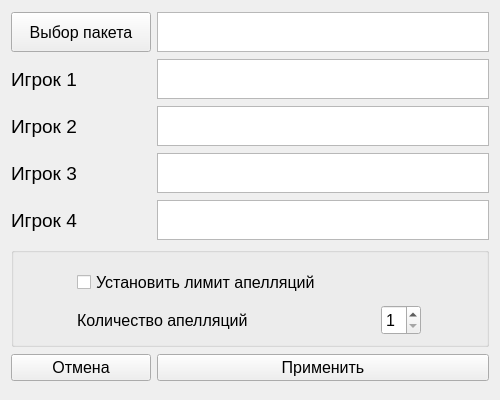
fizmyas/SIHelper, file ui/settingswindow.ui: the form before one commit.
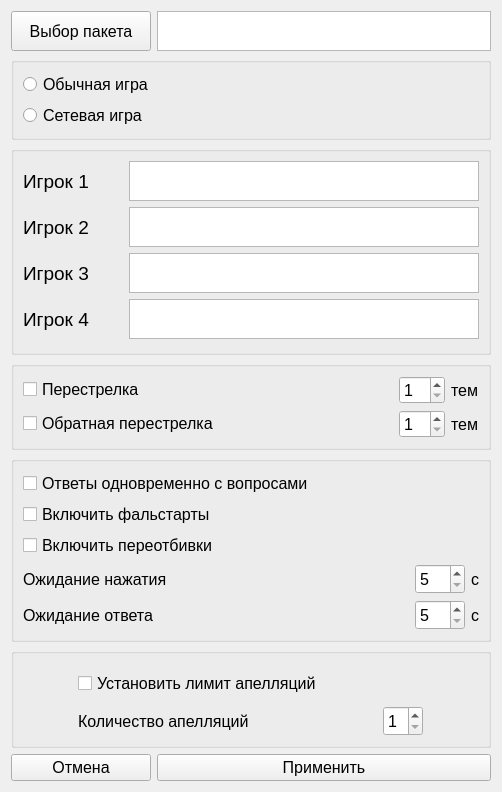
The form after the commit.

Patch:
```diff
--- a/ui/settingswindow.ui
+++ b/ui/settingswindow.ui
@@ -9,20 +9,20 @@
    <rect>
     <x>0</x>
     <y>0</y>
-    <width>500</width>
-    <height>400</height>
+    <width>502</width>
+    <height>792</height>
    </rect>
   </property>
   <property name="maximumSize">
    <size>
     <width>600</width>
-    <height>400</height>
+    <height>1200</height>
    </size>
   </property>
   <property name="windowTitle">
    <string>Form</string>
   </property>
-  <layout class="QGridLayout" name="gridLayout_2">
+  <layout class="QGridLayout" name="gridLayout_5">
    <item row="0" column="0">
     <widget class="QPushButton" name="chooseFileButton">
      <property name="minimumSize">
@@ -64,7 +64,60 @@
      </property>
     </widget>
    </item>
-   <item row="1" column="0">
+   <item row="1" column="0" colspan="2">
+    <widget class="QGroupBox" name="gameModeBox">
+     <property name="title">
+      <string/>
+     </property>
+     <layout class="QVBoxLayout" name="verticalLayout">
+      <item>
+       <widget class="QRadioButton" name="usualGameButton">
+        <property name="font">
+         <font>
+          <family>Arial</family>
+          <pointsize>12</pointsize>
+         </font>
+        </property>
+        <property name="text">
+         <string>Обычная игра</string>
+        </property>
+       </widget>
+      </item>
+      <item>
+       <widget class="QRadioButton" name="networkGameButton">
+        <property name="font">
+         <font>
+          <family>Arial</family>
+          <pointsize>12</pointsize>
+         </font>
+        </property>
+        <property name="text">
+         <string>Сетевая игра</string>
+        </property>
+       </widget>
+      </item>
+     </layout>
+    </widget>
+   </item>
+   <item row="2" column="0" colspan="2">
+    <widget class="QGroupBox" name="playersBox">
+     <property name="minimumSize">
+      <size>
+       <width>480</width>
+       <height>0</height>
+      </size>
+     </property>
+     <property name="maximumSize">
+      <size>
+       <width>500</width>
+       <height>16777215</height>
+      </size>
+     </property>
+     <property name="title">
+      <string/>
+     </property>
+     <layout class="QGridLayout" name="gridLayout_2">
+      <item row="0" column="0">
     <widget class="QLabel" name="player1_label">
      <property name="maximumSize">
       <size>
@@ -83,7 +136,7 @@
      </property>
     </widget>
    </item>
-   <item row="1" column="1">
+      <item row="0" column="1">
     <widget class="QTextEdit" name="player1_Edit">
      <property name="maximumSize">
       <size>
@@ -99,7 +152,7 @@
      </property>
     </widget>
    </item>
-   <item row="2" column="0">
+      <item row="1" column="0">
     <widget class="QLabel" name="player2_label">
      <property name="maximumSize">
       <size>
@@ -118,7 +171,7 @@
      </property>
     </widget>
    </item>
-   <item row="2" column="1">
+      <item row="1" column="1">
     <widget class="QTextEdit" name="player2_Edit">
      <property name="maximumSize">
       <size>
@@ -134,7 +187,7 @@
      </property>
     </widget>
    </item>
-   <item row="3" column="0">
+      <item row="2" column="0">
     <widget class="QLabel" name="player3_label">
      <property name="maximumSize">
       <size>
@@ -153,7 +206,7 @@
      </property>
     </widget>
    </item>
-   <item row="3" column="1">
+      <item row="2" column="1">
     <widget class="QTextEdit" name="player3_Edit">
      <property name="maximumSize">
       <size>
@@ -169,7 +222,7 @@
      </property>
     </widget>
    </item>
-   <item row="4" column="0">
+      <item row="3" column="0">
     <widget class="QLabel" name="player4_label">
      <property name="minimumSize">
       <size>
@@ -194,7 +247,7 @@
      </property>
     </widget>
    </item>
-   <item row="4" column="1">
+      <item row="3" column="1">
     <widget class="QTextEdit" name="player4_Edit">
      <property name="maximumSize">
       <size>
@@ -210,6 +263,140 @@
      </property>
     </widget>
    </item>
+     </layout>
+    </widget>
+   </item>
+   <item row="3" column="0" colspan="2">
+    <widget class="QGroupBox" name="groupBox">
+     <property name="title">
+      <string/>
+     </property>
+     <layout class="QGridLayout" name="gridLayout_3">
+      <item row="1" column="1">
+       <spacer name="horizontalSpacer_2">
+        <property name="orientation">
+         <enum>Qt::Horizontal</enum>
+        </property>
+        <property name="sizeHint" stdset="0">
+         <size>
+          <width>40</width>
+          <height>20</height>
+         </size>
+        </property>
+       </spacer>
+      </item>
+      <item row="1" column="0">
+       <widget class="QCheckBox" name="oShootingCheckBox">
+        <property name="font">
+         <font>
+          <family>Arial</family>
+          <pointsize>12</pointsize>
+         </font>
+        </property>
+        <property name="text">
+         <string>Обратная перестрелка</string>
+        </property>
+       </widget>
+      </item>
+      <item row="1" column="2">
+       <widget class="QSpinBox" name="oShootingSpinBox">
+        <property name="font">
+         <font>
+          <family>Arial</family>
+          <pointsize>12</pointsize>
+         </font>
+        </property>
+        <property name="minimum">
+         <number>1</number>
+        </property>
+        <property name="maximum">
+         <number>10</number>
+        </property>
+        <property name="value">
+         <number>1</number>
+        </property>
+       </widget>
+      </item>
+      <item row="1" column="3">
+       <widget class="QLabel" name="oShootingLabel">
+        <property name="font">
+         <font>
+          <family>Arial</family>
+          <pointsize>12</pointsize>
+         </font>
+        </property>
+        <property name="text">
+         <string>тем</string>
+        </property>
+       </widget>
+      </item>
+      <item row="0" column="0">
+       <widget class="QCheckBox" name="shootingCheckBox">
+        <property name="font">
+         <font>
+          <family>Arial</family>
+          <pointsize>12</pointsize>
+         </font>
+        </property>
+        <property name="text">
+         <string>Перестрелка</string>
+        </property>
+       </widget>
+      </item>
+      <item row="0" column="1">
+       <spacer name="horizontalSpacer">
+        <property name="orientation">
+         <enum>Qt::Horizontal</enum>
+        </property>
+        <property name="sizeHint" stdset="0">
+         <size>
+          <width>40</width>
+          <height>20</height>
+         </size>
+        </property>
+       </spacer>
+      </item>
+      <item row="0" column="2">
+       <widget class="QSpinBox" name="shootingSpinBox">
+        <property name="maximumSize">
+         <size>
+          <width>50</width>
+          <height>50</height>
+         </size>
+        </property>
+        <property name="font">
+         <font>
+          <family>Arial</family>
+          <pointsize>12</pointsize>
+         </font>
+        </property>
+        <property name="minimum">
+         <number>1</number>
+        </property>
+        <property name="maximum">
+         <number>10</number>
+        </property>
+        <property name="value">
+         <number>1</number>
+        </property>
+       </widget>
+      </item>
+      <item row="0" column="3">
+       <widget class="QLabel" name="shootingLabel">
+        <property name="font">
+         <font>
+          <family>Arial</family>
+          <pointsize>12</pointsize>
+         </font>
+        </property>
+        <property name="text">
+         <string>тем</string>
+        </property>
+       </widget>
+      </item>
+     </layout>
+    </widget>
+   </item>
    <item row="5" column="0" colspan="2">
     <widget class="QGroupBox" name="appealBox">
      <property name="minimumSize">
@@ -228,25 +415,6 @@
       <string/>
      </property>
      <layout class="QGridLayout" name="gridLayout">
-      <item row="2" column="0">
-       <widget class="QLabel" name="label">
-        <property name="maximumSize">
-         <size>
-          <width>220</width>
-          <height>16777215</height>
-         </size>
-        </property>
-        <property name="font">
-         <font>
-          <family>Arial</family>
-          <pointsize>12</pointsize>
-         </font>
-        </property>
-        <property name="text">
-         <string>Количество апелляций</string>
-        </property>
-       </widget>
-      </item>
       <item row="0" column="0">
        <widget class="QCheckBox" name="appealLimitedBox">
         <property name="minimumSize">
@@ -272,7 +440,26 @@
         </property>
        </widget>
       </item>
-      <item row="2" column="1">
+      <item row="1" column="0">
+       <widget class="QLabel" name="label">
+        <property name="maximumSize">
+         <size>
+          <width>220</width>
+          <height>16777215</height>
+         </size>
+        </property>
+        <property name="font">
+         <font>
+          <family>Arial</family>
+          <pointsize>12</pointsize>
+         </font>
+        </property>
+        <property name="text">
+         <string>Количество апелляций</string>
+        </property>
+       </widget>
+      </item>
+      <item row="1" column="1">
        <widget class="QSpinBox" name="appealQuantityBox">
         <property name="minimumSize">
          <size>
@@ -329,6 +516,199 @@
      </property>
     </widget>
    </item>
+   <item row="4" column="0" colspan="2">
+    <widget class="QGroupBox" name="timerBox">
+     <property name="title">
+      <string/>
+     </property>
+     <layout class="QGridLayout" name="gridLayout_4">
+      <item row="4" column="3">
+       <widget class="QLabel" name="second2Label">
+        <property name="maximumSize">
+         <size>
+          <width>220</width>
+          <height>16777215</height>
+         </size>
+        </property>
+        <property name="font">
+         <font>
+          <family>Arial</family>
+          <pointsize>12</pointsize>
+         </font>
+        </property>
+        <property name="text">
+         <string>с</string>
+        </property>
+       </widget>
+      </item>
+      <item row="3" column="2">
+       <widget class="QSpinBox" name="waitingSignalBox">
+        <property name="minimumSize">
+         <size>
+          <width>50</width>
+          <height>30</height>
+         </size>
+        </property>
+        <property name="maximumSize">
+         <size>
+          <width>50</width>
+          <height>16777215</height>
+         </size>
+        </property>
+        <property name="font">
+         <font>
+          <family>Arial</family>
+          <pointsize>12</pointsize>
+         </font>
+        </property>
+        <property name="minimum">
+         <number>5</number>
+        </property>
+        <property name="maximum">
+         <number>10</number>
+        </property>
+       </widget>
+      </item>
+      <item row="4" column="1">
+       <spacer name="horizontalSpacer_3">
+        <property name="orientation">
+         <enum>Qt::Horizontal</enum>
+        </property>
+        <property name="sizeHint" stdset="0">
+         <size>
+          <width>40</width>
+          <height>20</height>
+         </size>
+        </property>
+       </spacer>
+      </item>
+      <item row="4" column="2">
+       <widget class="QSpinBox" name="waitingAnswerBox">
+        <property name="minimumSize">
+         <size>
+          <width>50</width>
+          <height>30</height>
+         </size>
+        </property>
+        <property name="maximumSize">
+         <size>
+          <width>50</width>
+          <height>16777215</height>
+         </size>
+        </property>
+        <property name="font">
+         <font>
+          <family>Arial</family>
+          <pointsize>12</pointsize>
+         </font>
+        </property>
+        <property name="minimum">
+         <number>5</number>
+        </property>
+        <property name="maximum">
+         <number>30</number>
+        </property>
+       </widget>
+      </item>
+      <item row="4" column="0">
+       <widget class="QLabel" name="waitingAnswerLabel">
+        <property name="maximumSize">
+         <size>
+          <width>220</width>
+          <height>16777215</height>
+         </size>
+        </property>
+        <property name="font">
+         <font>
+          <family>Arial</family>
+          <pointsize>12</pointsize>
+         </font>
+        </property>
+        <property name="text">
+         <string>Ожидание ответа</string>
+        </property>
+       </widget>
+      </item>
+      <item row="2" column="0">
+       <widget class="QCheckBox" name="resignalBox">
+        <property name="font">
+         <font>
+          <family>Arial</family>
+          <pointsize>12</pointsize>
+         </font>
+        </property>
+        <property name="text">
+         <string>Включить переотбивки</string>
+        </property>
+       </widget>
+      </item>
+      <item row="3" column="0">
+       <widget class="QLabel" name="waitingSignalLabel">
+        <property name="maximumSize">
+         <size>
+          <width>220</width>
+          <height>16777215</height>
+         </size>
+        </property>
+        <property name="font">
+         <font>
+          <family>Arial</family>
+          <pointsize>12</pointsize>
+         </font>
+        </property>
+        <property name="text">
+         <string>Ожидание нажатия</string>
+        </property>
+       </widget>
+      </item>
+      <item row="1" column="0">
+       <widget class="QCheckBox" name="falstartBox">
+        <property name="font">
+         <font>
+          <family>Arial</family>
+          <pointsize>12</pointsize>
+         </font>
+        </property>
+        <property name="text">
+         <string>Включить фальстарты</string>
+        </property>
+       </widget>
+      </item>
+      <item row="3" column="3">
+       <widget class="QLabel" name="second1Label">
+        <property name="maximumSize">
+         <size>
+          <width>220</width>
+          <height>16777215</height>
+         </size>
+        </property>
+        <property name="font">
+         <font>
+          <family>Arial</family>
+          <pointsize>12</pointsize>
+         </font>
+        </property>
+        <property name="text">
+         <string>с</string>
+        </property>
+       </widget>
+      </item>
+      <item row="0" column="0" colspan="2">
+       <widget class="QCheckBox" name="qaBox">
+        <property name="font">
+         <font>
+          <family>Arial</family>
+          <pointsize>12</pointsize>
+         </font>
+        </property>
+        <property name="text">
+         <string>Ответы одновременно с вопросами</string>
+        </property>
+       </widget>
+      </item>
+     </layout>
+    </widget>
+   </item>
   </layout>
  </widget>
  <tabstops>
```
Lines whose indentation alone changed are shown as unchanged.
